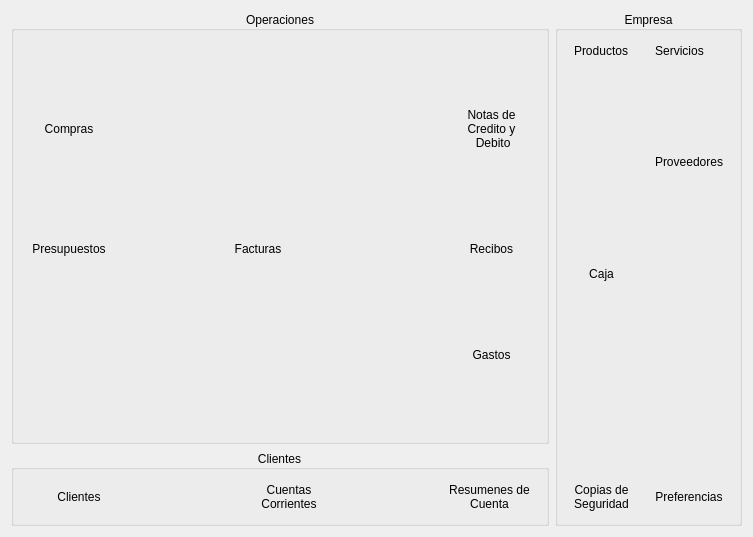
chungote/gestotux, file trunk/src/FormPantallaInicialBase.ui: the form before one commit.
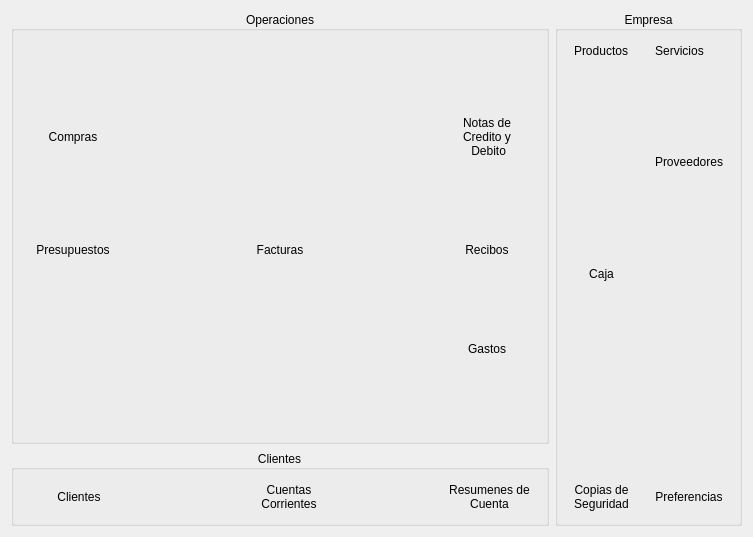
The form after the commit. Icons and pictures are not drawn.

The edit to the form file:
```diff
--- a/trunk/src/FormPantallaInicialBase.ui
+++ b/trunk/src/FormPantallaInicialBase.ui
@@ -303,8 +303,8 @@
         </property>
         <property name="sizeHint" stdset="0">
          <size>
-          <width>136</width>
-          <height>51</height>
+          <width>40</width>
+          <height>20</height>
          </size>
         </property>
        </spacer>
```
